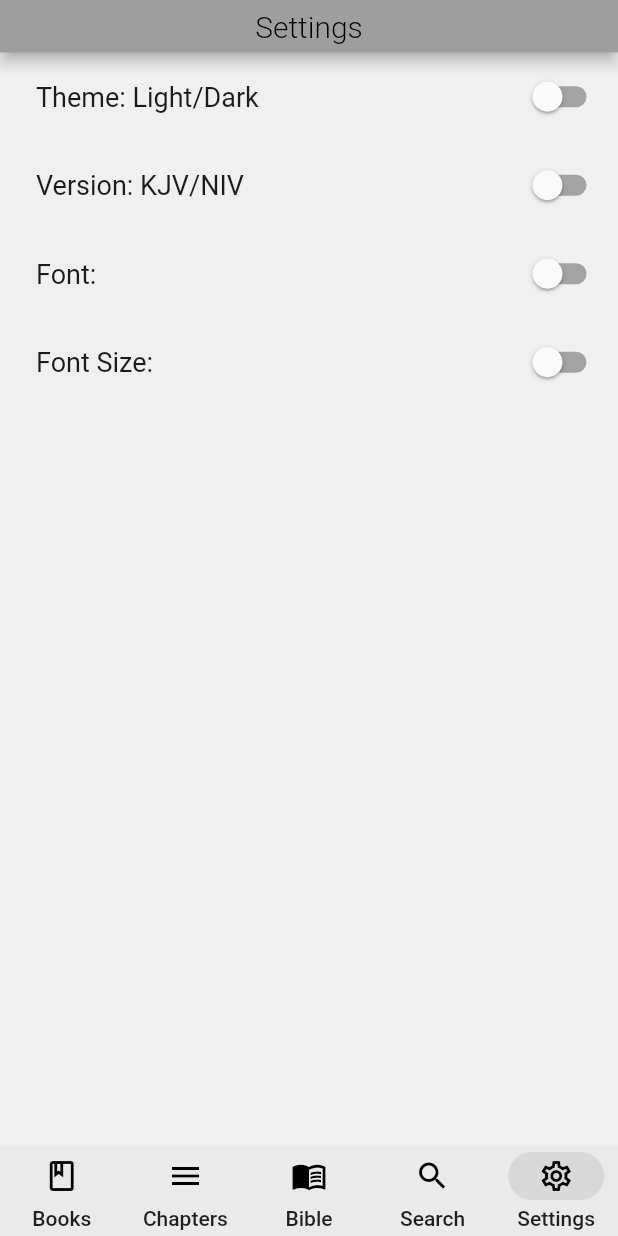
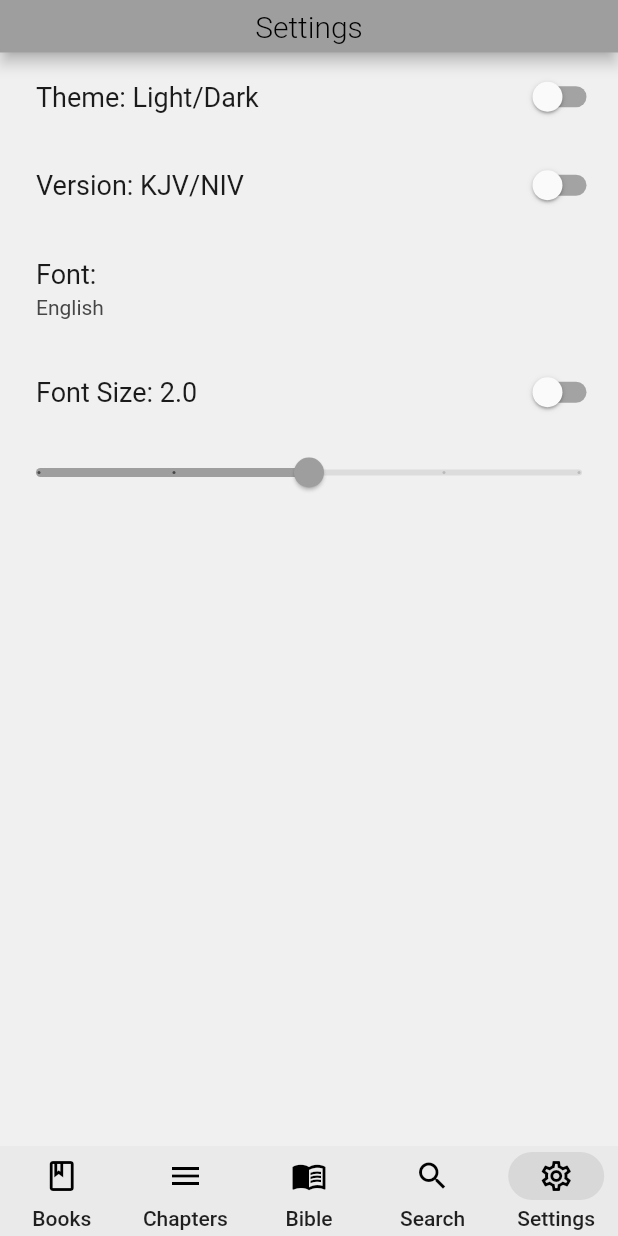
Before and after one commit to bluegene37/simple_bible, a Flutter app: the screen it shows after launch, item 5 of the bottom bar chosen, on a phone screen of 412 x 824 dp. Run offline on Flutter 3.47's test engine with Material 2 defaults, Android fonts, the light colour scheme and no system bars; drawn by our look-alikes of settings_ui; our stand-ins replace adaptive_theme, flutter_sticky_header, get, scrollable_positioned_list, substring_highlight; missing offline and left inert: outline_search_bar.

```diff
--- a/lib/main.dart
+++ b/lib/main.dart
@@ -24,6 +24,8 @@ var globalTextColor = Colors.black;
 var globalSearchColor = Colors.red;
 var globalHighLightColor = Colors.yellow.shade200;
 var shadesList = [0xfffafafa,0xfffffde7,0xfffff9c4,0xfffff59d,0xfffff176,0xffffee58,0xffffeb3b,0xfffdd835,0xfffbc02d];
+var globalFont = 'Roboto';
+var fontSize = 2.0.obs;
 
 void main() {
   pages = [BooksLocalPage(bibleVersions, bookSelected, selectedChapter, 0)];
@@ -40,11 +42,13 @@ class MyApp extends StatelessWidget {
           brightness: Brightness.light,
           primarySwatch: Colors.grey,
           accentColor: Colors.grey,
+          fontFamily: globalFont,
         ),
         dark: ThemeData(
           brightness: Brightness.dark,
           primarySwatch: Colors.grey,
           accentColor: Colors.white,
+          fontFamily: globalFont,
         ),
         initial: AdaptiveThemeMode.light,
         builder: (theme, darkTheme) => GetMaterialApp(
--- a/lib/page/settings_page.dart
+++ b/lib/page/settings_page.dart
@@ -64,23 +64,39 @@ class SettingsLocalPage extends StatefulWidget {
                 // leading: const Icon(Icons.format_paint),
                 title: const Text('Version: KJV/NIV'),
               ),
-              SettingsTile.switchTile(
-                onToggle: (value) {
-                  value3.value = value;
-                },
-                initialValue: value3.value,
-                // leading: const Icon(Icons.format_paint),
-                title: const Text('Font: '),
+              SettingsTile.navigation(
+                // leading: Icon(Icons.language),
+                title: Text('Font: '),
+                value: const Text('English'),
               ),
+              // SettingsTile.switchTile(
+              //   onToggle: (value) {
+              //     value3.value = value;
+              //   },
+              //   initialValue: value3.value,
+              //   // leading: const Icon(Icons.format_paint),
+              //   title: const Text('Font: '),
+              // ),
               SettingsTile.switchTile(
                 onToggle: (value) {
                   value4.value = value;
                 },
                 initialValue: value4.value,
                 // leading: const Icon(Icons.format_paint),
-                title: const Text('Font Size: '),
+                title: Text('Font Size: '+fontSize.value.toString()),
               ),
             ],
+          ),
+          CustomSettingsSection(
+            child: Slider.adaptive(
+              min: 0.0,
+              max: 4.0,
+              value: fontSize.value,
+              onChanged: (newFontSize) {
+                fontSize.value = newFontSize;
+              },
+              divisions: 4,
+            ),
           ),
         ],
       ),
--- a/pubspec.yaml
+++ b/pubspec.yaml
@@ -34,7 +34,7 @@ dependencies:
   # The following adds the Cupertino Icons font to your application.
   # Use with the CupertinoIcons class for iOS style icons.
   cupertino_icons: ^1.0.2
-  flutter_native_splash: ^2.0.1+1
+  flutter_native_splash: ^2.0.5
   get: ^4.6.1
   outline_search_bar: ^2.3.0
   settings_ui: ^2.0.2
```
Also changed, not shown: lib/page/bible_page.dart (+14 -13 lines), pubspec.lock, 1 other file.
